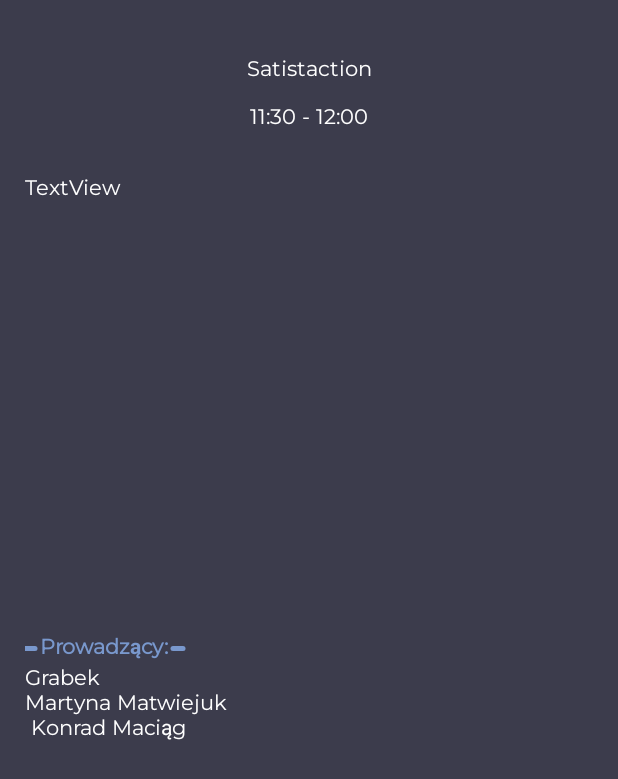
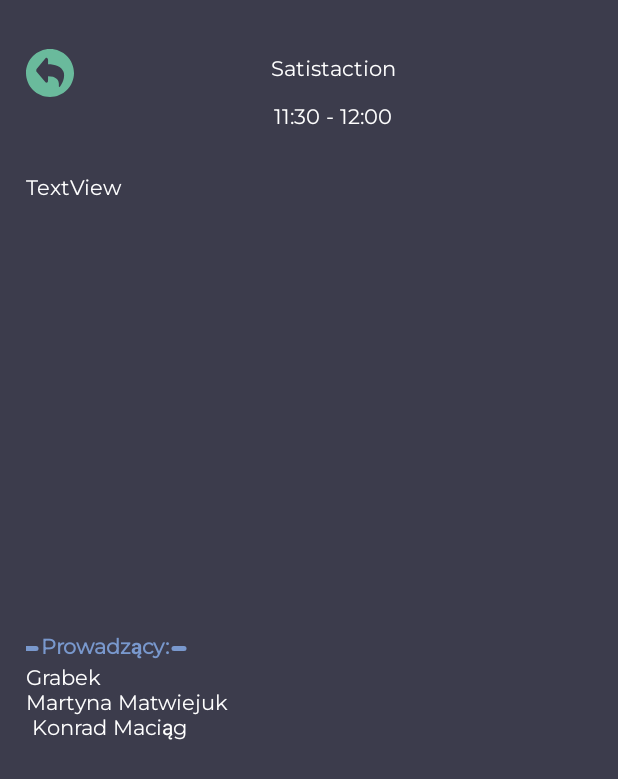
Before and after one commit to jimmorrisson/RApp, an Android app: the ProgramActivity screen opened directly, with no data from a screen before it, on a phone screen of 412 x 824 dp. Shown: the top 779 px of the screen. Run offline under Robolectric (Android 15) with nearby library versions, the phone set to English and light mode, and no system bars.

Commit message:
Icons added, main screen fixed

```diff
--- a/app/build.gradle
+++ b/app/build.gradle
@@ -9,6 +9,7 @@ android {
         versionCode 1
         versionName '1.0'
         testInstrumentationRunner "android.support.test.runner.AndroidJUnitRunner"
+        vectorDrawables.useSupportLibrary = true
     }
     buildTypes {
         release {
--- a/app/src/main/java/com/example/radioaktywne/ProgramActivity.java
+++ b/app/src/main/java/com/example/radioaktywne/ProgramActivity.java
@@ -3,6 +3,7 @@ package com.example.radioaktywne;
 import android.content.Intent;
 import android.support.v7.app.AppCompatActivity;
 import android.os.Bundle;
+import android.view.View;
 import android.widget.TextView;
 
 public class ProgramActivity extends AppCompatActivity {
@@ -49,4 +50,8 @@ public class ProgramActivity extends AppCompatActivity {
     protected void onActivityResult(int requestCode, int resultCode, Intent dataIntent) {
         super.onActivityResult(requestCode, resultCode, dataIntent);
     }
+
+    public void backClicked(View view) {
+        finish();
+    }
 }
--- a/app/src/main/java/com/example/radioaktywne/RATextViewHorizontal.java
+++ b/app/src/main/java/com/example/radioaktywne/RATextViewHorizontal.java
@@ -9,6 +9,7 @@ import android.util.AttributeSet;
 
 public class RATextViewHorizontal extends AppCompatTextView {
     private Paint paint = new Paint();
+    private int drawOffset = 5;
 
     public RATextViewHorizontal(Context context) {
         super(context);
@@ -43,7 +44,9 @@ public class RATextViewHorizontal extends AppCompatTextView {
         int height = this.getMeasuredHeight();
         int width = this.getMeasuredWidth();
         float halfHeight = height / 2.f;
-        canvas.drawLine(0, halfHeight, 10, halfHeight, paint);
-        canvas.drawLine(width - 10, halfHeight, width, halfHeight, paint);
+        int paddingLeft = this.getPaddingLeft() - drawOffset;
+        int paddingRight = this.getPaddingRight() - drawOffset;
+        canvas.drawLine(0, halfHeight, paddingLeft, halfHeight, paint);
+        canvas.drawLine(width - paddingRight, halfHeight, width, halfHeight, paint);
     }
 }
--- /dev/null
+++ b/app/src/main/res/drawable/ic_back.xml
@@ -0,0 +1,9 @@
+<vector xmlns:android="http://schemas.android.com/apk/res/android"
+    android:width="32dp"
+    android:height="32dp"
+    android:viewportWidth="32"
+    android:viewportHeight="32">
+  <path
+      android:pathData="M16,0C7.2,0 0,7.2 0,16c0,8.8 7.2,16 16,16c8.8,0 16,-7.2 16,-16C32,7.2 24.8,0 16,0zM21.9,24.8c0.5,-4.4 -2.1,-6.6 -7.2,-6.6V21c0,1.3 -1,1.9 -1.7,1.2l-5.8,-6.8c-0.5,-0.6 -0.5,-1.7 0,-2.3L13,6.2c0.7,-0.8 1.7,-0.1 1.7,1.2v2.8c4.6,0 8.9,1.5 10.3,5c1,2.6 0.2,6.5 -2.4,10C22.3,25.4 21.8,25.2 21.9,24.8z"
+      android:fillColor="#6ABA9C"/>
+</vector>
--- a/app/src/main/res/layout/activity_main.xml
+++ b/app/src/main/res/layout/activity_main.xml
@@ -74,7 +74,8 @@
         app:layout_constraintHorizontal_bias="0.498"
         app:layout_constraintStart_toStartOf="@+id/glLeft"
         app:layout_constraintTop_toBottomOf="@+id/textView"
-        app:srcCompat="@android:drawable/ic_media_play" />
+        app:srcCompat="@drawable/ic_play"
+        android:background="@color/RAGrayColor"/>
 
     <ListView
         android:id="@+id/scheduleListView"
--- a/app/src/main/res/layout/activity_program.xml
+++ b/app/src/main/res/layout/activity_program.xml
@@ -22,12 +22,12 @@
         android:id="@+id/tvProgramName"
         android:layout_width="234dp"
         android:layout_height="29dp"
+        android:fontFamily="@font/montserrat"
         android:gravity="center"
         android:text="Satistaction"
         android:textColor="@color/white"
-        android:fontFamily="@font/montserrat"
         app:layout_constraintEnd_toStartOf="@+id/glRight"
-        app:layout_constraintStart_toStartOf="@+id/glLeft"
+        app:layout_constraintStart_toEndOf="@+id/imageButton"
         app:layout_constraintTop_toTopOf="@+id/glTop" />
 
     <android.support.constraint.Guideline
@@ -42,7 +42,7 @@
         android:layout_width="wrap_content"
         android:layout_height="wrap_content"
         android:orientation="vertical"
-        app:layout_constraintGuide_percent="0.04" />
+        app:layout_constraintGuide_percent="0.04136253" />
 
     <android.support.constraint.Guideline
         android:id="@+id/glBottom"
@@ -62,12 +62,12 @@
         android:id="@+id/tvProgramDateTime"
         android:layout_width="234dp"
         android:layout_height="34dp"
+        android:fontFamily="@font/montserrat"
         android:gravity="center"
         android:text="11:30 - 12:00"
         android:textColor="@color/white"
-        android:fontFamily="@font/montserrat"
         app:layout_constraintEnd_toStartOf="@+id/glRight"
-        app:layout_constraintStart_toStartOf="@+id/glLeft"
+        app:layout_constraintStart_toEndOf="@+id/imageButton"
         app:layout_constraintTop_toBottomOf="@+id/tvProgramName" />
 
     <TextView
@@ -107,5 +107,15 @@
         app:layout_constraintStart_toStartOf="@+id/glLeft"
         app:layout_constraintTop_toBottomOf="@+id/tvHostsText" />
 
+    <ImageButton
+        android:id="@+id/imageButton"
+        android:layout_width="wrap_content"
+        android:layout_height="wrap_content"
+        app:layout_constraintStart_toStartOf="@+id/glLeft"
+        app:layout_constraintTop_toTopOf="@+id/glTop"
+        app:srcCompat="@drawable/ic_back"
+        android:background="@color/RAGrayColor"
+        android:onClick="backClicked"/>
+
 
 </android.support.constraint.ConstraintLayout>
```
Also changed, not shown: app/src/main/java/com/example/radioaktywne/MainActivity.java (+25 -4 lines), app/src/main/res/drawable/ic_info.xml (added, +9 -0 lines), app/src/main/res/drawable/ic_left_arrow.xml (added, +9 -0 lines), app/src/main/res/drawable/ic_pause.xml (added, +9 -0 lines), app/src/main/res/drawable/ic_play.xml (added, +9 -0 lines), app/src/main/res/drawable/ic_right_arrow.xml (added, +9 -0 lines), app/src/main/res/layout/activity_schedule.xml (+4 -3 lines), app/src/main/res/layout/adapter_view_layout_updated.xml (+13 -2 lines), 3 other files.
